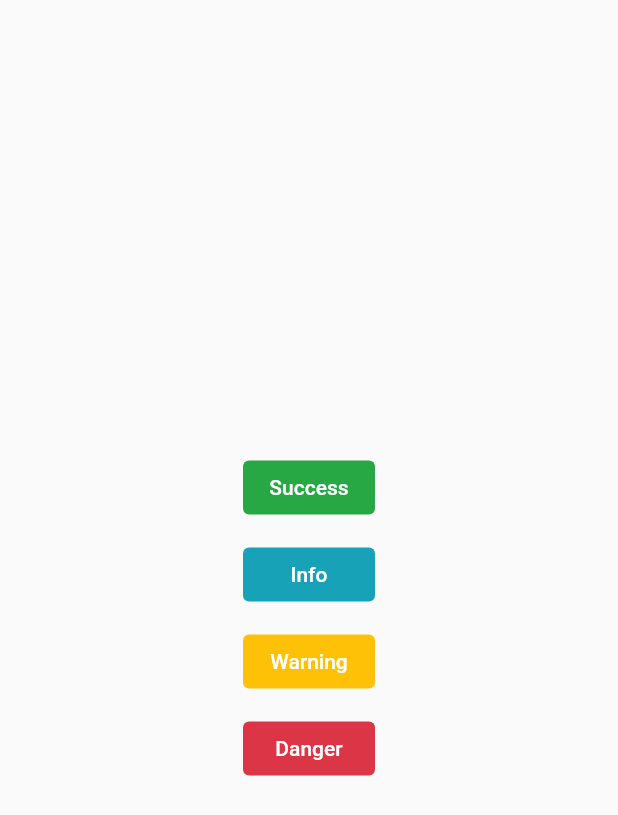
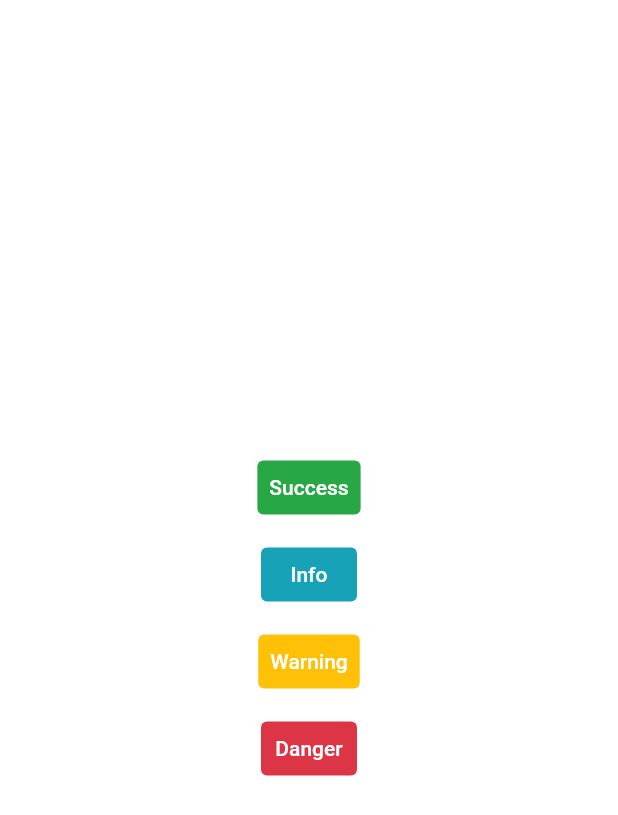
Before and after one commit to crizant/flutter_custom_theme_example, a Flutter app: the screen it shows after launch, on a phone screen of 412 x 824 dp. Shown: the top 815 px of the screen. Run offline on Flutter 3.47's test engine with Material 2 defaults, Android fonts, the phone set to English and light mode, and no system bars.

Commit message:
upgrade to flutter 3

```diff
--- a/lib/custom_color_scheme.dart
+++ b/lib/custom_color_scheme.dart
@@ -1,8 +1,68 @@
 import 'package:flutter/material.dart';
 
-extension CustomColorScheme on ColorScheme {
-  Color get success => const Color(0xFF28a745);
-  Color get info => const Color(0xFF17a2b8);
-  Color get warning => const Color(0xFFffc107);
-  Color get danger => const Color(0xFFdc3545);
+@immutable
+class CustomColors extends ThemeExtension<CustomColors> {
+  const CustomColors({
+    required this.success,
+    required this.info,
+    required this.warning,
+    required this.danger,
+  });
+
+  final Color? success;
+  final Color? info;
+  final Color? warning;
+  final Color? danger;
+
+  @override
+  CustomColors copyWith({
+    Color? success,
+    Color? info,
+    Color? warning,
+    Color? danger,
+  }) {
+    return CustomColors(
+      success: success ?? this.success,
+      info: info ?? this.info,
+      warning: warning ?? this.warning,
+      danger: danger ?? this.danger,
+    );
+  }
+
+  // Controls how the properties change on theme changes
+  @override
+  CustomColors lerp(ThemeExtension<CustomColors>? other, double t) {
+    if (other is! CustomColors) {
+      return this;
+    }
+    return CustomColors(
+      success: Color.lerp(success, other.success, t),
+      info: Color.lerp(info, other.info, t),
+      warning: Color.lerp(warning, other.warning, t),
+      danger: Color.lerp(danger, other.danger, t),
+    );
+  }
+
+  // Controls how it displays when the instance is being passed
+  // to the `print()` method.
+  @override
+  String toString() => 'CustomColors('
+      'success: $success, info: $info, warning: $info, danger: $danger'
+      ')';
+
+  // the light theme
+  static const light = CustomColors(
+    success: Color(0xff28a745),
+    info: Color(0xff17a2b8),
+    warning: Color(0xffffc107),
+    danger: Color(0xffdc3545),
+  );
+
+  // the dark theme
+  static const dark = CustomColors(
+    success: Color(0xff00bc8c),
+    info: Color(0xff17a2b8),
+    warning: Color(0xfff39c12),
+    danger: Color(0xffe74c3c),
+  );
 }
--- a/lib/home_page.dart
+++ b/lib/home_page.dart
@@ -5,7 +5,10 @@ import 'custom_color_scheme.dart';
 class HomePage extends StatelessWidget {
   @override
   Widget build(BuildContext context) {
+    // Get the `CustomColors` typed object in the `ThemeData` extension
+    final customColors = Theme.of(context).extension<CustomColors>()!;
     return Scaffold(
+      backgroundColor: Theme.of(context).backgroundColor,
       body: SafeArea(
         child: Container(
           width: MediaQuery.of(context).size.width,
@@ -13,36 +16,44 @@ class HomePage extends StatelessWidget {
             mainAxisAlignment: MainAxisAlignment.center,
             crossAxisAlignment: CrossAxisAlignment.center,
             children: <Widget>[
-              FlatButton(
-                color: Theme.of(context).colorScheme.success,
-                textColor: Colors.white,
+              TextButton(
+                style: TextButton.styleFrom(
+                  backgroundColor: customColors.success,
+                  primary: Colors.white,
+                ),
                 child: const Text('Success'),
                 onPressed: () {},
               ),
               const SizedBox(
                 height: 10.0,
               ),
-              FlatButton(
-                color: Theme.of(context).colorScheme.info,
-                textColor: Colors.white,
+              TextButton(
+                style: TextButton.styleFrom(
+                  backgroundColor: customColors.info,
+                  primary: Colors.white,
+                ),
                 child: const Text('Info'),
                 onPressed: () {},
               ),
               const SizedBox(
                 height: 10.0,
               ),
-              FlatButton(
-                color: Theme.of(context).colorScheme.warning,
-                textColor: Colors.white,
+              TextButton(
+                style: TextButton.styleFrom(
+                  backgroundColor: customColors.warning,
+                  primary: Colors.white,
+                ),
                 child: const Text('Warning'),
                 onPressed: () {},
               ),
               const SizedBox(
                 height: 10.0,
               ),
-              FlatButton(
-                color: Theme.of(context).colorScheme.danger,
-                textColor: Colors.white,
+              TextButton(
+                style: TextButton.styleFrom(
+                  backgroundColor: customColors.danger,
+                  primary: Colors.white,
+                ),
                 child: const Text('Danger'),
                 onPressed: () {},
               ),
--- a/lib/main.dart
+++ b/lib/main.dart
@@ -1,16 +1,19 @@
 import 'package:flutter/material.dart';
 
 import 'home_page.dart';
+import 'custom_color_scheme.dart';
 
-void main() => runApp(MyApp());
+void main() => runApp(const MyApp());
 
 class MyApp extends StatelessWidget {
+  const MyApp();
+
   @override
   Widget build(BuildContext context) {
     return MaterialApp(
       title: 'Flutter Demo',
-      theme: ThemeData(
-        primarySwatch: Colors.blue,
+      theme: ThemeData.light().copyWith(
+        backgroundColor: Colors.white,
         buttonTheme: const ButtonThemeData(
           shape: RoundedRectangleBorder(
             borderRadius: BorderRadius.all(
@@ -18,6 +21,21 @@ class MyApp extends StatelessWidget {
             ),
           ),
         ),
+        extensions: <ThemeExtension<dynamic>>[
+          CustomColors.light,
+        ],
+      ),
+      darkTheme: ThemeData.dark().copyWith(
+        buttonTheme: const ButtonThemeData(
+          shape: RoundedRectangleBorder(
+            borderRadius: BorderRadius.all(
+              Radius.circular(4.0),
+            ),
+          ),
+        ),
+        extensions: <ThemeExtension<dynamic>>[
+          CustomColors.dark,
+        ],
       ),
       home: HomePage(),
     );
```
Also changed, not shown: analysis_options.yaml (+53 -18 lines), pubspec.yaml (+2 -5 lines), pubspec.lock, 88 other files.
